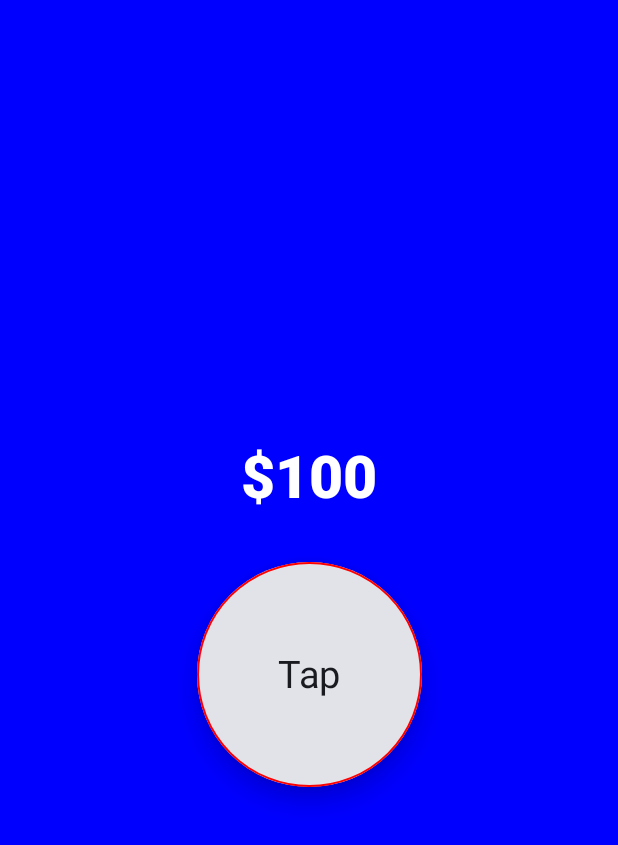
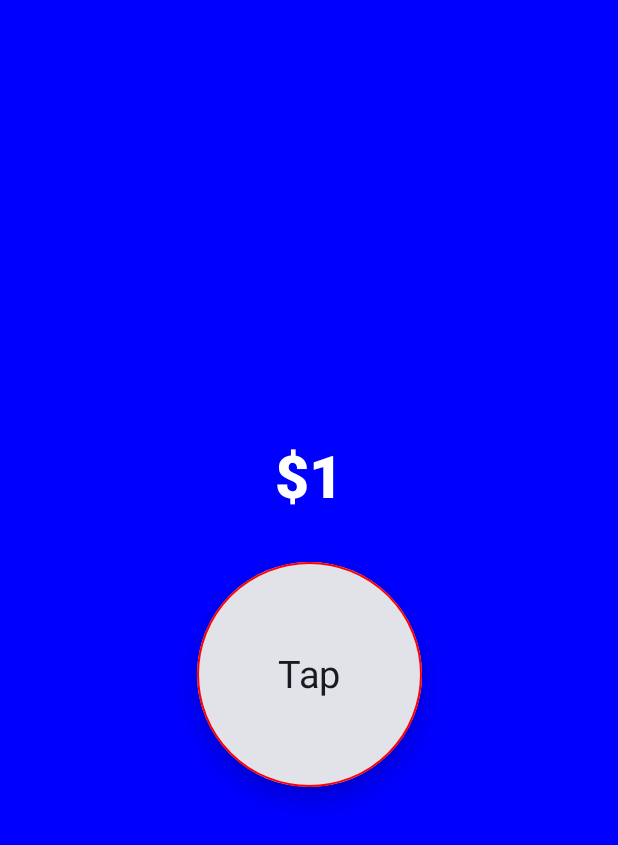
Before and after one commit to siamsaleh/JetpackCounter, an Android app built with Jetpack Compose: the screen it shows after launch (MainActivity), after a tap on "Tap", on a phone screen of 412 x 824 dp. Shown: the top 845 px of the screen. Run offline under Robolectric (Android 15) with nearby library versions, the phone set to English and light mode, and no system bars.

Commit message:
Money Counter Added

```diff
--- a/app/src/main/java/com/schooling/jetpackudemy/MainActivity.kt
+++ b/app/src/main/java/com/schooling/jetpackudemy/MainActivity.kt
@@ -1,11 +1,9 @@
 package com.schooling.jetpackudemy
 
 import android.os.Bundle
-import android.util.Log
 import androidx.activity.ComponentActivity
 import androidx.activity.compose.setContent
 import androidx.compose.foundation.BorderStroke
-import androidx.compose.foundation.background
 import androidx.compose.foundation.clickable
 import androidx.compose.foundation.layout.Arrangement
 import androidx.compose.foundation.layout.Box
@@ -18,25 +16,18 @@ import androidx.compose.foundation.layout.height
 import androidx.compose.foundation.layout.padding
 import androidx.compose.foundation.layout.size
 import androidx.compose.foundation.shape.CircleShape
-import androidx.compose.foundation.shape.CutCornerShape
 import androidx.compose.material3.Card
 import androidx.compose.material3.CardDefaults
-import androidx.compose.material3.CardElevation
-import androidx.compose.material3.MaterialTheme
 import androidx.compose.material3.Surface
 import androidx.compose.material3.Text
 import androidx.compose.runtime.Composable
-import androidx.compose.runtime.getValue
 import androidx.compose.runtime.mutableIntStateOf
-import androidx.compose.runtime.mutableStateOf
 import androidx.compose.runtime.remember
-import androidx.compose.runtime.setValue
 import androidx.compose.ui.Alignment
 import androidx.compose.ui.Modifier
 import androidx.compose.ui.graphics.Color
 import androidx.compose.ui.text.TextStyle
 import androidx.compose.ui.text.font.FontWeight
-import androidx.compose.ui.text.style.TextAlign
 import androidx.compose.ui.tooling.preview.Preview
 import androidx.compose.ui.unit.dp
 import androidx.compose.ui.unit.sp
@@ -57,7 +48,7 @@ class MainActivity : ComponentActivity() {
 @Preview(showSystemUi = true, device = "id:pixel_5")
 @Composable
 fun MyApp() {
-    var moneyCounter by remember {
+    val moneyCounter = remember {
         mutableIntStateOf(0)
     }
     Surface(
@@ -70,19 +61,27 @@ fun MyApp() {
             verticalArrangement = Arrangement.Center,
             horizontalAlignment = Alignment.CenterHorizontally
         ) {
-            Text(text = "$100", style = TextStyle(
+            Text(text = "$${moneyCounter.intValue}", style = TextStyle(
                 fontSize = 39.sp),
                 color = Color.White,
                 fontWeight = FontWeight.ExtraBold
             )
             Spacer(modifier = Modifier.height(30.dp))
-            CreateCircle()
+            CreateCircle(moneyCounter = moneyCounter.intValue){newValue ->
+                moneyCounter.intValue = newValue
+            }
+            if (moneyCounter.intValue > 25){
+                Text(text = "Lots of Money", style = TextStyle(
+                    fontSize = 15.sp),
+                    color = Color.White
+                )
+            }
         }
     }
 }
 
 @Composable
-fun CreateCircle() {
+fun CreateCircle(moneyCounter: Int = 0, UpdateMoneyCounter: (Int) -> Unit) { // Unit is return nothing
     Card(
         modifier = Modifier
             .padding(3.dp)
@@ -94,6 +93,7 @@ fun CreateCircle() {
             modifier = Modifier
                 .fillMaxSize()
                 .clickable {
+                    UpdateMoneyCounter(moneyCounter + 1)
                 },
             contentAlignment = Alignment.Center
         ) {
```
